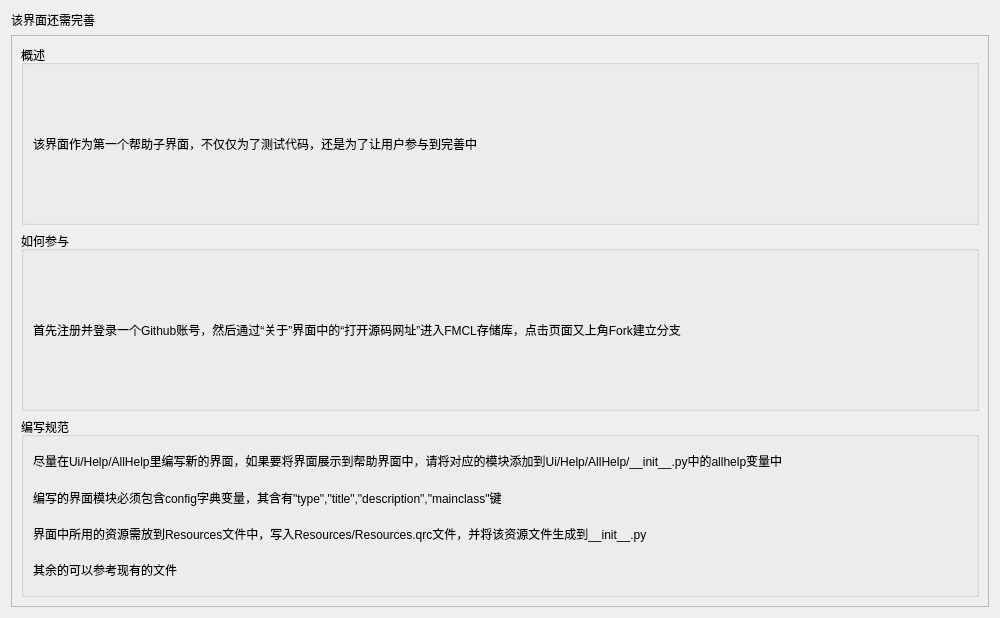
Before: the Qt Designer form Ui/AllHelp/JoinWriteHelp.ui in 1604042736/FMCL, drawn with Qt 5.
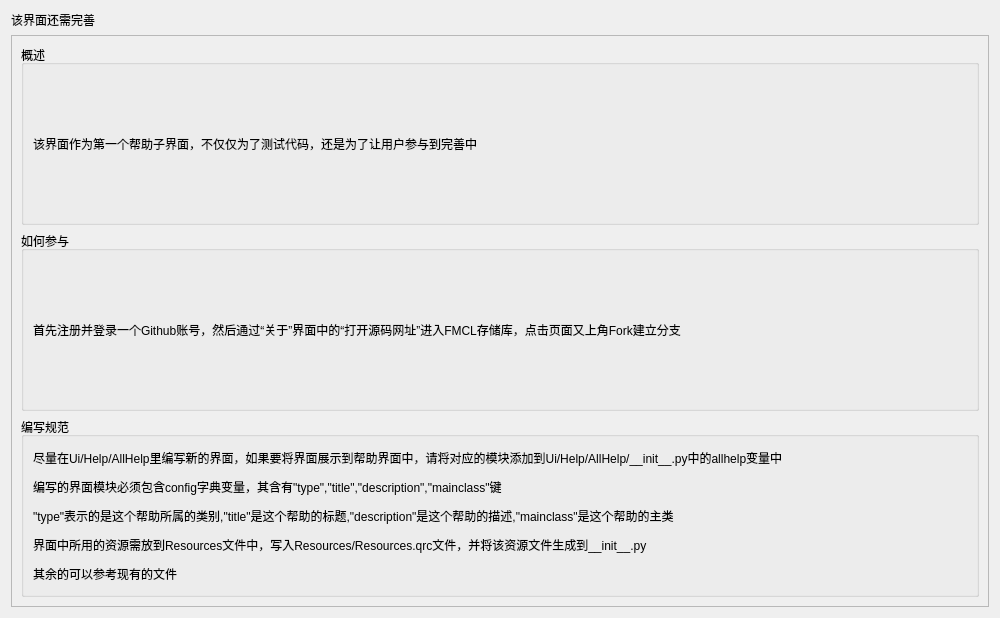
After: the same form once the commit is applied.

```diff
--- a/Ui/AllHelp/JoinWriteHelp.ui
+++ b/Ui/AllHelp/JoinWriteHelp.ui
@@ -45,6 +45,13 @@
             </property>
            </widget>
           </item>
+          <item row="4" column="0">
+           <widget class="QLabel" name="label_7">
+            <property name="text">
+             <string>其余的可以参考现有的文件</string>
+            </property>
+           </widget>
+          </item>
           <item row="1" column="0">
            <widget class="QLabel" name="label_3">
             <property name="text">
@@ -55,17 +62,17 @@
             </property>
            </widget>
           </item>
-          <item row="2" column="0">
+          <item row="3" column="0">
            <widget class="QLabel" name="label_6">
             <property name="text">
              <string>界面中所用的资源需放到Resources文件中，写入Resources/Resources.qrc文件，并将该资源文件生成到__init__.py</string>
             </property>
            </widget>
           </item>
-          <item row="3" column="0">
-           <widget class="QLabel" name="label_7">
+          <item row="2" column="0">
+           <widget class="QLabel" name="label_8">
             <property name="text">
-             <string>其余的可以参考现有的文件</string>
+             <string>&quot;type&quot;表示的是这个帮助所属的类别,&quot;title&quot;是这个帮助的标题,&quot;description&quot;是这个帮助的描述,&quot;mainclass&quot;是这个帮助的主类</string>
             </property>
            </widget>
           </item>
```
